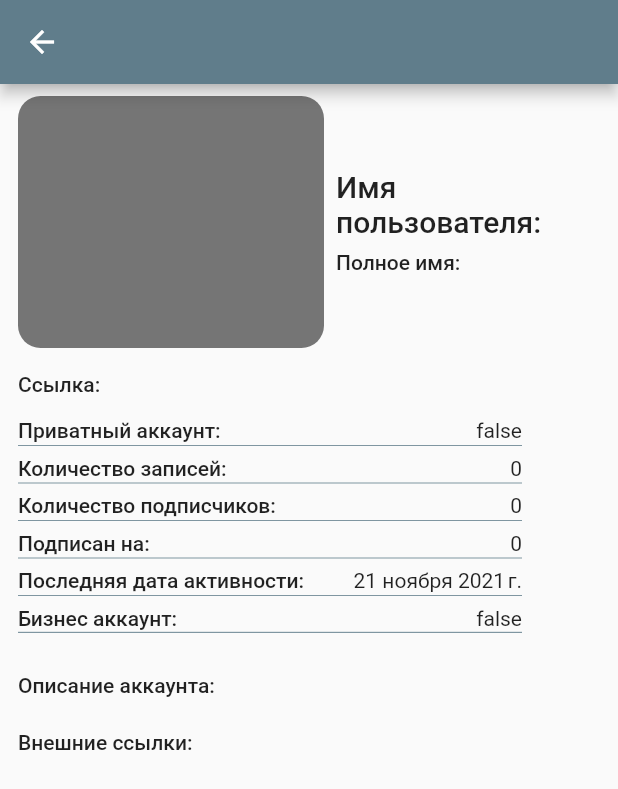
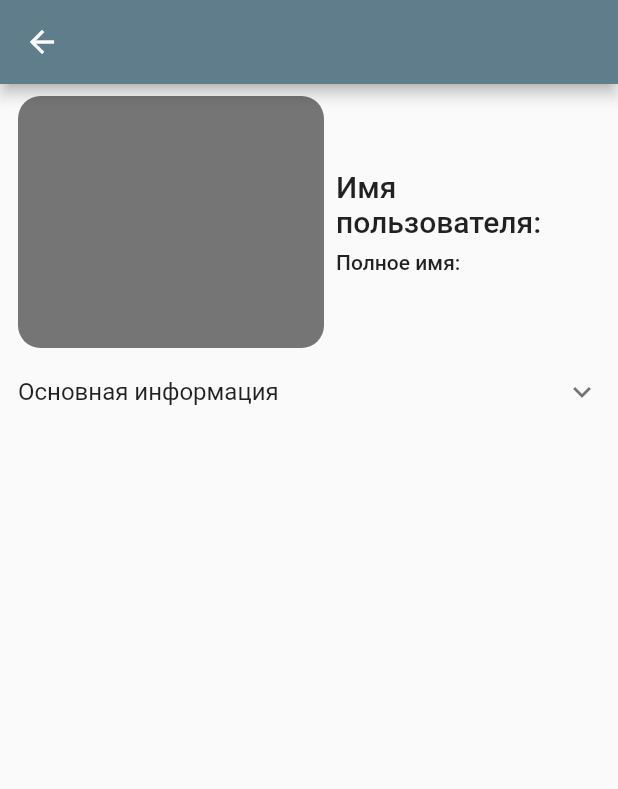
Before and after one commit to VladBalashov33/diplom_v1, a Flutter app: the DetailUserScreen screen opened directly with empty values, on a phone screen of 412 x 824 dp. Shown: the top 789 px of the screen. Run offline on Flutter 3.47's test engine with Material 2 defaults, Android fonts, the phone set to English and light mode, and no system bars; our stand-ins replace bloc, bot_toast, cached_network_image, dio, flutter_bloc, flutter_svg and 4 more; missing offline and left inert: shared_preferences_web; accounts and stored records are empty; network calls fail; Roboto replaces fonts that are missing (customFont).

Commit message:
refactor + list tile

```diff
--- /dev/null
+++ b/lib/screens/detail_user/detail_user_screen.dart
@@ -0,0 +1,56 @@
+import 'package:diplom/utils/utils.dart';
+import 'package:flutter/material.dart';
+import 'package:flutter_bloc/flutter_bloc.dart';
+import 'package:provider/provider.dart';
+
+import 'main_info.dart';
+import 'user_title.dart';
+
+class DetailUserScreen extends StatelessWidget {
+  final User user;
+  const DetailUserScreen({
+    required this.user,
+    Key? key,
+  }) : super(key: key);
+
+  @override
+  Widget build(BuildContext context) {
+    return Provider<User>.value(
+      value: user,
+      child: Scaffold(
+        appBar: AppBar(
+          title: Text(user.username),
+        ),
+        body: const _Body(),
+        //  BlocProviderBuilder<, >(
+        //   create: (context) => (),
+        //   builder: (context, state) {
+        //     return Stack(
+        //       children: [
+        //         const _Body(),
+        //         if (state is ChooseUserLoading) LoadingWidgets.loadingCenter(),
+        //       ],
+        //     );
+        //   },
+        // ),
+      ),
+    );
+  }
+}
+
+class _Body extends StatelessWidget {
+  const _Body({
+    Key? key,
+  }) : super(key: key);
+
+  @override
+  Widget build(BuildContext context) {
+    return ListView(
+      padding: Constants.listPadding,
+      children: const [
+        UserTitle(),
+        MainInfo(),
+      ],
+    );
+  }
+}
--- /dev/null
+++ b/lib/screens/detail_user/main_info.dart
@@ -0,0 +1,132 @@
+import 'package:diplom/utils/utils.dart';
+import 'package:flutter/gestures.dart';
+import 'package:flutter/material.dart';
+import 'package:url_launcher/url_launcher.dart';
+
+class MainInfo extends StatelessWidget {
+  const MainInfo({
+    Key? key,
+  }) : super(key: key);
+
+  @override
+  Widget build(BuildContext context) {
+    final user = context.watch<User>();
+
+    final _border = BorderSide(
+      color: AppColors.primary.withOpacity(0.8),
+      width: 0.8,
+      style: BorderStyle.solid,
+    );
+    return CustomExpansionTile(
+      text: 'Основная информация',
+      children: <Widget>[
+        const Padding(padding: EdgeInsets.only(top: 16)),
+        RichText(
+          text: TextSpan(
+            style: Theme.of(context).textTheme.bodyText1,
+            children: [
+              const TextSpan(text: 'Ссылка: '),
+              TextSpan(
+                text: user.url,
+                style: Theme.of(context).textTheme.bodyText1!.copyWith(
+                      color: Colors.blueAccent,
+                    ),
+                recognizer: TapGestureRecognizer()
+                  ..onTap = () {
+                    launch(user.url);
+                  },
+              ),
+            ],
+          ),
+        ),
+        const Padding(padding: EdgeInsets.only(top: 8)),
+        Align(
+          alignment: Alignment.centerLeft,
+          child: SizedBox(
+            width: 336,
+            child: Table(
+              border: TableBorder(
+                horizontalInside: _border,
+                bottom: _border,
+              ),
+              columnWidths: const {
+                0: FlexColumnWidth(3),
+                1: FlexColumnWidth(2),
+              },
+              children: [
+                TableRow(children: [
+                  const CustomTitle('Приватный аккаунт: '),
+                  CustomText('${user.isPrivet}'),
+                ]),
+                TableRow(children: [
+                  const CustomTitle('Количество записей: '),
+                  CustomText('${user.countPublished}'),
+                ]),
+                TableRow(children: [
+                  const CustomTitle('Количество подписчиков: '),
+                  CustomText('${user.subscribers}'),
+                ]),
+                TableRow(children: [
+                  const CustomTitle('Подписан на: '),
+                  CustomText('${user.countFollow}'),
+                ]),
+                TableRow(children: [
+                  const CustomTitle('Последняя дата активности: '),
+                  CustomText('${user.getLastActivityDate}'),
+                ]),
+                TableRow(children: [
+                  const CustomTitle('Бизнес аккаунт: '),
+                  CustomText('${user.isBusiness}'),
+                ]),
+                if (user.isBusiness)
+                  TableRow(children: [
+                    const CustomTitle('Категория бизнес аккаунта: '),
+                    CustomText('${user.typeBusiness}'),
+                  ]),
+              ],
+            ),
+          ),
+        ),
+        const Padding(padding: EdgeInsets.only(top: 20)),
+        RichText(
+          text: TextSpan(
+            style: Theme.of(context).textTheme.bodyText1,
+            children: [
+              const TextSpan(text: 'Описание аккаунта: '),
+              TextSpan(
+                text: ' ${user.description}',
+                style: Theme.of(context).textTheme.bodyText2!.copyWith(
+                      height: 1.8,
+                    ),
+              ),
+            ],
+          ),
+        ),
+        const Padding(padding: EdgeInsets.only(top: 20)),
+        RichText(
+          text: TextSpan(
+            style: Theme.of(context).textTheme.bodyText1,
+            children: [
+              const TextSpan(text: 'Внешние ссылки:\n'),
+              ...user.alsoUrl
+                  .map(
+                    (e) => TextSpan(
+                      text: '$e\n',
+                      style: Theme.of(context).textTheme.bodyText1!.copyWith(
+                            color: Colors.blueAccent,
+                            height: 1.8,
+                          ),
+                      recognizer: TapGestureRecognizer()
+                        ..onTap = () {
+                          launch(user.url);
+                        },
+                    ),
+                  )
+                  .toList()
+            ],
+          ),
+        ),
+      ],
+    );
+  }
+}
--- /dev/null
+++ b/lib/screens/detail_user/user_title.dart
@@ -0,0 +1,41 @@
+import 'package:diplom/utils/utils.dart';
+import 'package:flutter/material.dart';
+
+class UserTitle extends StatelessWidget {
+  const UserTitle({
+    Key? key,
+  }) : super(key: key);
+
+  @override
+  Widget build(BuildContext context) {
+    final user = context.watch<User>();
+
+    return Row(
+      children: [
+        CachedImage(
+          user.photo,
+          height: 168,
+          width: 204,
+        ),
+        const Padding(padding: EdgeInsets.only(left: 8)),
+        SizedBox(
+          width: MediaQuery.of(context).size.width - 204 - 8 - 24,
+          child: Column(
+            crossAxisAlignment: CrossAxisAlignment.start,
+            children: [
+              Text(
+                'Имя пользователя: ${user.username}',
+                style: Theme.of(context).textTheme.headline6,
+              ),
+              const Padding(padding: EdgeInsets.only(top: 8)),
+              Text(
+                'Полное имя: ${user.name}',
+                style: Theme.of(context).textTheme.bodyText1,
+              ),
+            ],
+          ),
+        )
+      ],
+    );
+  }
+}
--- a/lib/screens/detail_user_screen.dart
+++ /dev/null
@@ -1,228 +0,0 @@
-import 'package:diplom/bloc/choose_user_bloc/choose_user_bloc.dart';
-import 'package:diplom/models/user.dart';
-import 'package:diplom/utils/utils.dart';
-import 'package:diplom/widgets/widgets.dart';
-import 'package:flutter/gestures.dart';
-import 'package:flutter/material.dart';
-import 'package:flutter_bloc/flutter_bloc.dart';
-import 'package:provider/provider.dart';
-import 'package:url_launcher/url_launcher.dart';
-
-class DetailUserScreen extends StatelessWidget {
-  final User user;
-  const DetailUserScreen({
-    required this.user,
-    Key? key,
-  }) : super(key: key);
-
-  @override
-  Widget build(BuildContext context) {
-    return Provider<User>.value(
-      value: user,
-      child: Scaffold(
-        appBar: AppBar(
-          title: Text(user.username),
-        ),
-        body: const _Body(),
-        //  BlocProviderBuilder<, >(
-        //   create: (context) => (),
-        //   builder: (context, state) {
-        //     return Stack(
-        //       children: [
-        //         const _Body(),
-        //         if (state is ChooseUserLoading) LoadingWidgets.loadingCenter(),
-        //       ],
-        //     );
-        //   },
-        // ),
-      ),
-    );
-  }
-}
-
-class _Body extends StatelessWidget {
-  const _Body({
-    Key? key,
-  }) : super(key: key);
-
-  @override
-  Widget build(BuildContext context) {
-    final user = context.watch<User>();
-    final _border = BorderSide(
-      color: AppColors.primary.withOpacity(0.8),
-      width: 0.8,
-      style: BorderStyle.solid,
-    );
-    return ListView(
-      padding: Constants.listPadding,
-      children: [
-        Row(
-          children: [
-            CachedImage(
-              user.photo,
-              height: 168,
-              width: 204,
-            ),
-            const Padding(padding: EdgeInsets.only(left: 8)),
-            SizedBox(
-              width: MediaQuery.of(context).size.width - 204 - 8 - 24,
-              child: Column(
-                crossAxisAlignment: CrossAxisAlignment.start,
-                children: [
-                  Text(
-                    'Имя пользователя: ${user.username}',
-                    style: Theme.of(context).textTheme.headline6,
-                  ),
-                  const Padding(padding: EdgeInsets.only(top: 8)),
-                  Text(
-                    'Полное имя: ${user.name}',
-                    style: Theme.of(context).textTheme.bodyText1,
-                  ),
-                ],
-              ),
-            )
-          ],
-        ),
-        const Padding(padding: EdgeInsets.only(top: 16)),
-        RichText(
-          text: TextSpan(
-            style: Theme.of(context).textTheme.bodyText1,
-            children: [
-              const TextSpan(text: 'Ссылка: '),
-              TextSpan(
-                text: user.url,
-                style: Theme.of(context).textTheme.bodyText1!.copyWith(
-                      color: Colors.blueAccent,
-                    ),
-                recognizer: TapGestureRecognizer()
-                  ..onTap = () {
-                    launch(user.url);
-                  },
-              ),
-            ],
-          ),
-        ),
-        const Padding(padding: EdgeInsets.only(top: 8)),
-        Align(
-          alignment: Alignment.centerLeft,
-          child: SizedBox(
-            width: 336,
-            child: Table(
-              border: TableBorder(
-                horizontalInside: _border,
-                bottom: _border,
-              ),
-              columnWidths: const {
-                0: FlexColumnWidth(3),
-                1: FlexColumnWidth(2),
-              },
-              children: [
-                TableRow(children: [
-                  const _Title('Приватный аккаунт: '),
-                  _Text('${user.isPrivet}'),
-                ]),
-                TableRow(children: [
-                  const _Title('Количество записей: '),
-                  _Text('${user.countPublished}'),
-                ]),
-                TableRow(children: [
-                  const _Title('Количество подписчиков: '),
-                  _Text('${user.subscribers}'),
-                ]),
-                TableRow(children: [
-                  const _Title('Подписан на: '),
-                  _Text('${user.countFollow}'),
-                ]),
-                TableRow(children: [
-                  const _Title('Последняя дата активности: '),
-                  _Text('${user.getLastActivityDate}'),
-                ]),
-                TableRow(children: [
-                  const _Title('Бизнес аккаунт: '),
-                  _Text('${user.isBusiness}'),
-                ]),
-                if (user.isBusiness)
-                  TableRow(children: [
-                    const _Title('Категория бизнес аккаунта: '),
-                    _Text('${user.typeBusiness}'),
-                  ]),
-              ],
-            ),
-          ),
-        ),
-        const Padding(padding: EdgeInsets.only(top: 20)),
-        RichText(
-          text: TextSpan(
-            style: Theme.of(context).textTheme.bodyText1,
-            children: [
-              const TextSpan(text: 'Описание аккаунта: '),
-              TextSpan(
-                text: ' ${user.description}',
-                style: Theme.of(context).textTheme.bodyText2!.copyWith(
-                      height: 1.8,
-                    ),
-              ),
-            ],
-          ),
-        ),
-        const Padding(padding: EdgeInsets.only(top: 20)),
-        RichText(
-          text: TextSpan(
-            style: Theme.of(context).textTheme.bodyText1,
-            children: [
-              const TextSpan(text: 'Внешние ссылки:\n'),
-              ...user.alsoUrl
-                  .map(
-                    (e) => TextSpan(
-                      text: '$e\n',
-                      style: Theme.of(context).textTheme.bodyText1!.copyWith(
-                            color: Colors.blueAccent,
-                            height: 1.8,
-                          ),
-                      recognizer: TapGestureRecognizer()
-                        ..onTap = () {
-                          launch(user.url);
-                        },
-                    ),
-                  )
-                  .toList()
-            ],
-          ),
-        ),
-      ],
-    );
-  }
-}
-
-class _Title extends StatelessWidget {
-  const _Title(
-    this.title, {
-    Key? key,
-  }) : super(key: key);
-  final String title;
-  @override
-  Widget build(BuildContext context) {
-    return Text(
-      title,
-      style: Theme.of(context).textTheme.bodyText1!.copyWith(height: 1.8),
-    );
-  }
-}
-
-class _Text extends StatelessWidget {
-  const _Text(
-    this.text, {
-    Key? key,
-  }) : super(key: key);
-
-  final String text;
-
-  @override
-  Widget build(BuildContext context) {
-    return Text(
-      text,
-      textAlign: TextAlign.right,
-      style: Theme.of(context).textTheme.bodyText2!.copyWith(height: 1.8),
-    );
-  }
-}
--- a/lib/utils/utils.dart
+++ b/lib/utils/utils.dart
@@ -1,3 +1,7 @@
+export 'package:diplom/models/user.dart';
+export 'package:diplom/widgets/widgets.dart';
+export 'package:flutter_bloc/flutter_bloc.dart';
+
 export './app_colors.dart';
 export './fonts.dart';
 export './form_validators.dart';
--- /dev/null
+++ b/lib/widgets/expansion_tile.dart
@@ -0,0 +1,25 @@
+import 'package:flutter/material.dart';
+
+class CustomExpansionTile extends StatelessWidget {
+  const CustomExpansionTile({
+    required this.text,
+    required this.children,
+    this.isExpand = false,
+    Key? key,
+  }) : super(key: key);
+
+  final String text;
+  final List<Widget> children;
+  final bool isExpand;
+
+  @override
+  Widget build(BuildContext context) {
+    return ExpansionTile(
+      title: Text(text),
+      tilePadding: EdgeInsets.zero,
+      initiallyExpanded: isExpand,
+      expandedCrossAxisAlignment: CrossAxisAlignment.start,
+      children: children,
+    );
+  }
+}
--- /dev/null
+++ b/lib/widgets/text_widgets.dart
@@ -0,0 +1,34 @@
+import 'package:flutter/material.dart';
+
+class CustomTitle extends StatelessWidget {
+  const CustomTitle(
+    this.title, {
+    Key? key,
+  }) : super(key: key);
+  final String title;
+  @override
+  Widget build(BuildContext context) {
+    return Text(
+      title,
+      style: Theme.of(context).textTheme.bodyText1!.copyWith(height: 1.8),
+    );
+  }
+}
+
+class CustomText extends StatelessWidget {
+  const CustomText(
+    this.text, {
+    Key? key,
+  }) : super(key: key);
+
+  final String text;
+
+  @override
+  Widget build(BuildContext context) {
+    return Text(
+      text,
+      textAlign: TextAlign.right,
+      style: Theme.of(context).textTheme.bodyText2!.copyWith(height: 1.8),
+    );
+  }
+}
--- a/lib/widgets/user_list_item.dart
+++ b/lib/widgets/user_list_item.dart
@@ -1,5 +1,5 @@
 import 'package:diplom/models/user.dart';
-import 'package:diplom/screens/detail_user_screen.dart';
+import 'package:diplom/screens/detail_user/detail_user_screen.dart';
 import 'package:diplom/widgets/widgets.dart';
 import 'package:flutter/material.dart';
 
--- a/lib/widgets/widgets.dart
+++ b/lib/widgets/widgets.dart
@@ -2,5 +2,7 @@ export 'bloc_provider_builder.dart';
 export 'buttons_widgets.dart';
 export 'cached_image.dart';
 export 'custom_text_field.dart';
+export 'expansion_tile.dart';
 export 'loading_widgets.dart';
 export 'text_price.dart';
+export 'text_widgets.dart';
```
Also changed, not shown: lib/screens/choose_user_screen.dart (+1 -8 lines), 1 other file.
